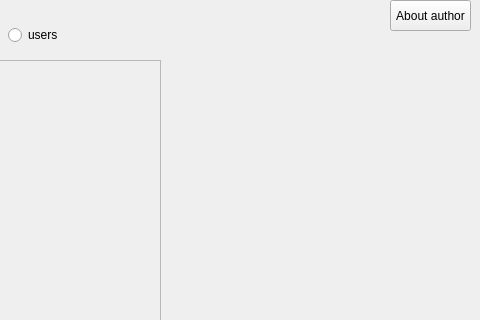
Before: the Qt Designer form LibrarianDesktop/mainwindow.ui in IvankoIlyin/LibrarianDesktop, drawn with Qt 5; both pictures show x 320 to 800 and y 0 to 320 of the 800 by 653 pixel window.
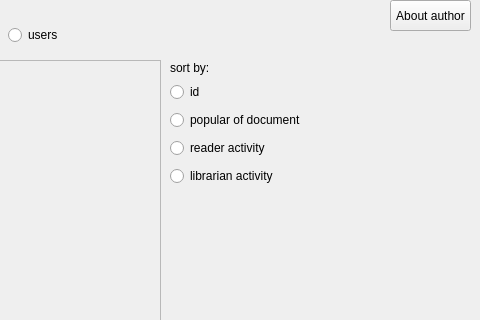
After: the same form once the commit is applied.

Commit message: added ui sorting transactions

The edit to the form file:
```diff
--- a/LibrarianDesktop/mainwindow.ui
+++ b/LibrarianDesktop/mainwindow.ui
@@ -105,6 +105,59 @@
      <string>About author</string>
     </property>
    </widget>
+   <widget class="QLabel" name="label">
+    <property name="geometry">
+     <rect>
+      <x>490</x>
+      <y>60</y>
+      <width>91</width>
+      <height>16</height>
+     </rect>
+    </property>
+    <property name="text">
+     <string>sort by:</string>
+    </property>
+   </widget>
+   <widget class="QWidget" name="verticalLayoutWidget">
+    <property name="geometry">
+     <rect>
+      <x>490</x>
+      <y>80</y>
+      <width>160</width>
+      <height>108</height>
+     </rect>
+    </property>
+    <layout class="QVBoxLayout" name="verticalLayout">
+     <item>
+      <widget class="QRadioButton" name="sort_id">
+       <property name="text">
+        <string>id</string>
+       </property>
+      </widget>
+     </item>
+     <item>
+      <widget class="QRadioButton" name="sort_popular_of_document">
+       <property name="text">
+        <string>popular of document</string>
+       </property>
+      </widget>
+     </item>
+     <item>
+      <widget class="QRadioButton" name="sort_reader_activity">
+       <property name="text">
+        <string>reader activity</string>
+       </property>
+      </widget>
+     </item>
+     <item>
+      <widget class="QRadioButton" name="sort_librarian_activity">
+       <property name="text">
+        <string>librarian activity</string>
+       </property>
+      </widget>
+     </item>
+    </layout>
+   </widget>
   </widget>
   <widget class="QMenuBar" name="menubar">
    <property name="geometry">
```
The commit also changes 5 other files.
